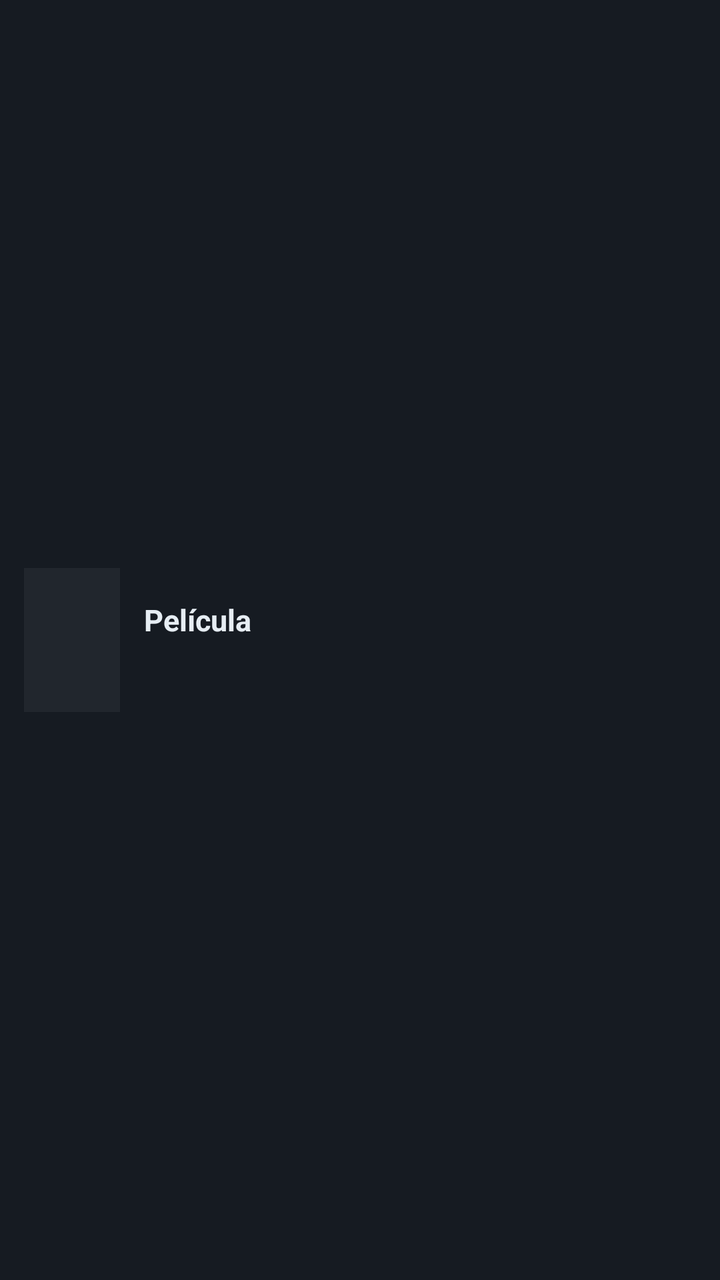
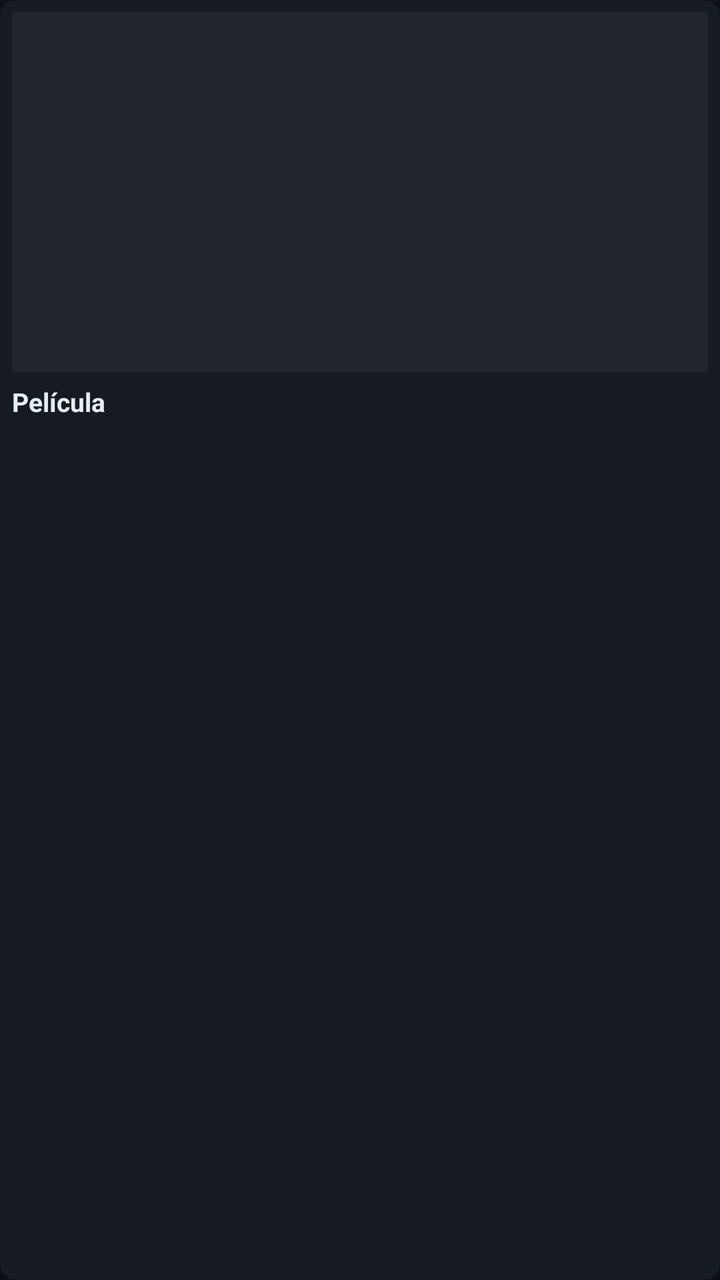

Before-and-after screenshots of an Android layout around one commit, followed by the original layout XML and the change that was made.
<!-- AndroidManifest.xml: application theme Theme.InnovaTV -->
<!-- res/layout/item_pelicula.xml -->
<?xml version="1.0" encoding="utf-8"?>
<LinearLayout xmlns:android="http://schemas.android.com/apk/res/android"
    android:layout_width="match_parent"
    android:layout_height="wrap_content"
    android:orientation="horizontal"
    android:background="@color/surface"
    android:padding="12dp"
    android:layout_marginBottom="6dp"
    android:gravity="center_vertical">

    <ImageView
        android:id="@+id/imgCaratula"
        android:layout_width="48dp"
        android:layout_height="72dp"
        android:scaleType="centerCrop"
        android:background="@color/surface_variant"
        android:contentDescription="Carátula" />

    <LinearLayout
        android:layout_width="0dp"
        android:layout_height="wrap_content"
        android:layout_weight="1"
        android:layout_marginStart="12dp"
        android:orientation="vertical">

        <TextView
            android:id="@+id/textTitulo"
            android:layout_width="match_parent"
            android:layout_height="wrap_content"
            android:text="Película"
            android:textColor="@color/text_primary"
            android:textSize="15sp"
            android:textStyle="bold"
            android:maxLines="2"
            android:ellipsize="end" />

        <TextView
            android:id="@+id/textInfo"
            android:layout_width="match_parent"
            android:layout_height="wrap_content"
            android:text=""
            android:textColor="@color/text_secondary"
            android:textSize="12sp"
            android:maxLines="1"
            android:ellipsize="end"
            android:layout_marginTop="4dp" />
    </LinearLayout>

</LinearLayout>
<!-- resources referenced by this layout -->
<resources>
  <color name="surface">#161B22</color>
  <color name="surface_variant">#21262D</color>
  <color name="text_primary">#E6EDF3</color>
  <color name="text_secondary">#8B949E</color>
  <style name="Theme.InnovaTV" parent="Theme.MaterialComponents.DayNight.NoActionBar">
          <item name="colorPrimary">@color/primary</item>
          <item name="colorPrimaryDark">@color/primary_dark</item>
          <item name="colorPrimaryVariant">@color/primary_variant</item>
          <item name="colorOnPrimary">@color/white</item>
  
          <item name="android:colorBackground">@color/background</item>
          <item name="colorSurface">@color/surface</item>
          <item name="colorOnSurface">@color/text_primary</item>
  
          <item name="android:textColorPrimary">@color/text_primary</item>
          <item name="android:textColorSecondary">@color/text_secondary</item>
  
          <item name="android:statusBarColor">@color/background</item>
          <item name="android:navigationBarColor">@color/background</item>
          <item name="android:windowLightStatusBar" tools:targetApi="m">false</item>
      </style>
  <color name="primary">#58A6FF</color>
  <color name="primary_dark">#1F6FEB</color>
  <color name="primary_variant">#388BFD</color>
  <color name="white">#FFFFFF</color>
  <color name="background">#0D1117</color>
</resources>

<!-- the commit's change to res/layout/item_pelicula.xml (unified diff, before → after) -->
@@ -1,38 +1,39 @@
 <?xml version="1.0" encoding="utf-8"?>
-<LinearLayout xmlns:android="http://schemas.android.com/apk/res/android"
+<androidx.cardview.widget.CardView xmlns:android="http://schemas.android.com/apk/res/android"
+    xmlns:app="http://schemas.android.com/apk/res-auto"
     android:layout_width="match_parent"
     android:layout_height="wrap_content"
-    android:orientation="horizontal"
-    android:background="@color/surface"
-    android:padding="12dp"
-    android:layout_marginBottom="6dp"
-    android:gravity="center_vertical">
-
-    <ImageView
-        android:id="@+id/imgCaratula"
-        android:layout_width="48dp"
-        android:layout_height="72dp"
-        android:scaleType="centerCrop"
-        android:background="@color/surface_variant"
-        android:contentDescription="Carátula" />
+    android:layout_margin="6dp"
+    app:cardBackgroundColor="@color/surface"
+    app:cardCornerRadius="8dp"
+    app:cardElevation="2dp">
 
     <LinearLayout
-        android:layout_width="0dp"
+        android:layout_width="match_parent"
         android:layout_height="wrap_content"
-        android:layout_weight="1"
-        android:layout_marginStart="12dp"
-        android:orientation="vertical">
+        android:orientation="vertical"
+        android:padding="6dp">
+
+        <ImageView
+            android:id="@+id/imgCaratula"
+            android:layout_width="match_parent"
+            android:layout_height="180dp"
+            android:background="@color/surface_variant"
+            android:scaleType="centerCrop"
+            android:contentDescription="Carátula" />
 
         <TextView
             android:id="@+id/textTitulo"
             android:layout_width="match_parent"
             android:layout_height="wrap_content"
+            android:layout_marginTop="6dp"
             android:text="Película"
             android:textColor="@color/text_primary"
-            android:textSize="15sp"
+            android:textSize="13sp"
             android:textStyle="bold"
             android:maxLines="2"
-            android:ellipsize="end" />
+            android:ellipsize="end"
+            android:minLines="2" />
 
         <TextView
             android:id="@+id/textInfo"
@@ -40,10 +41,11 @@
             android:layout_height="wrap_content"
             android:text=""
             android:textColor="@color/text_secondary"
-            android:textSize="12sp"
+            android:textSize="11sp"
             android:maxLines="1"
             android:ellipsize="end"
-            android:layout_marginTop="4dp" />
+            android:layout_marginTop="2dp" />
+
     </LinearLayout>
 
-</LinearLayout>
+</androidx.cardview.widget.CardView>
